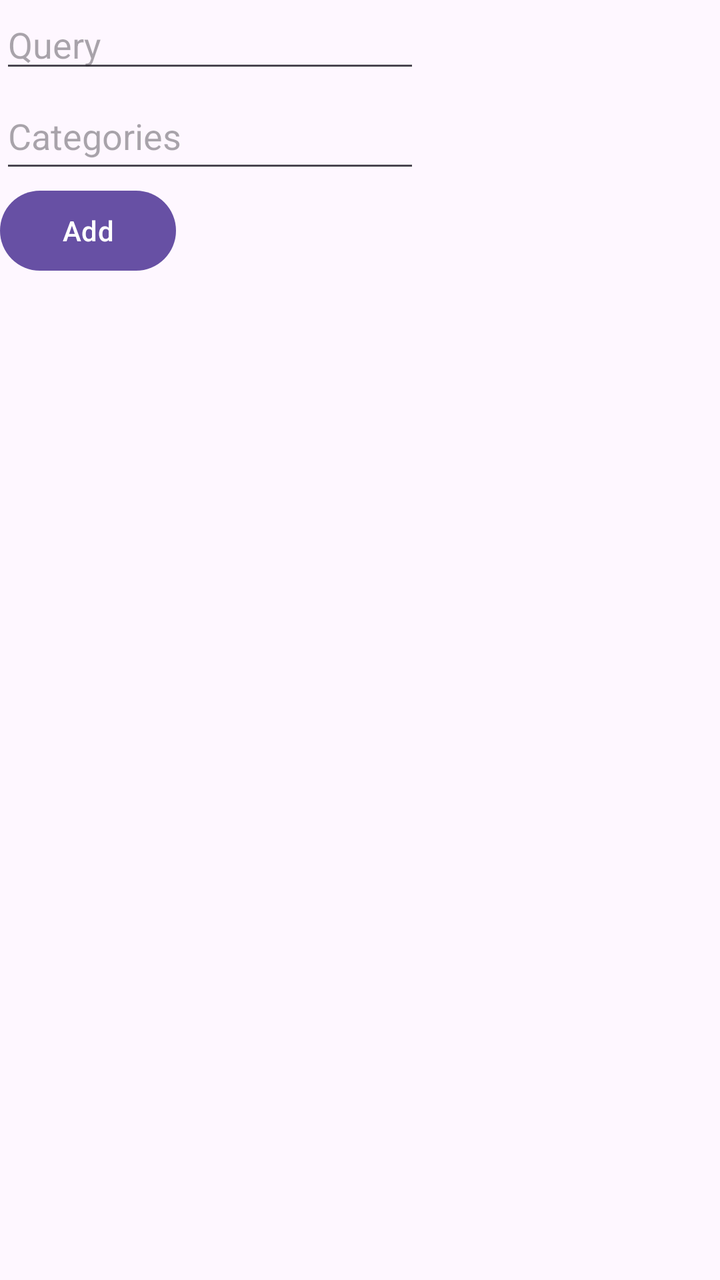
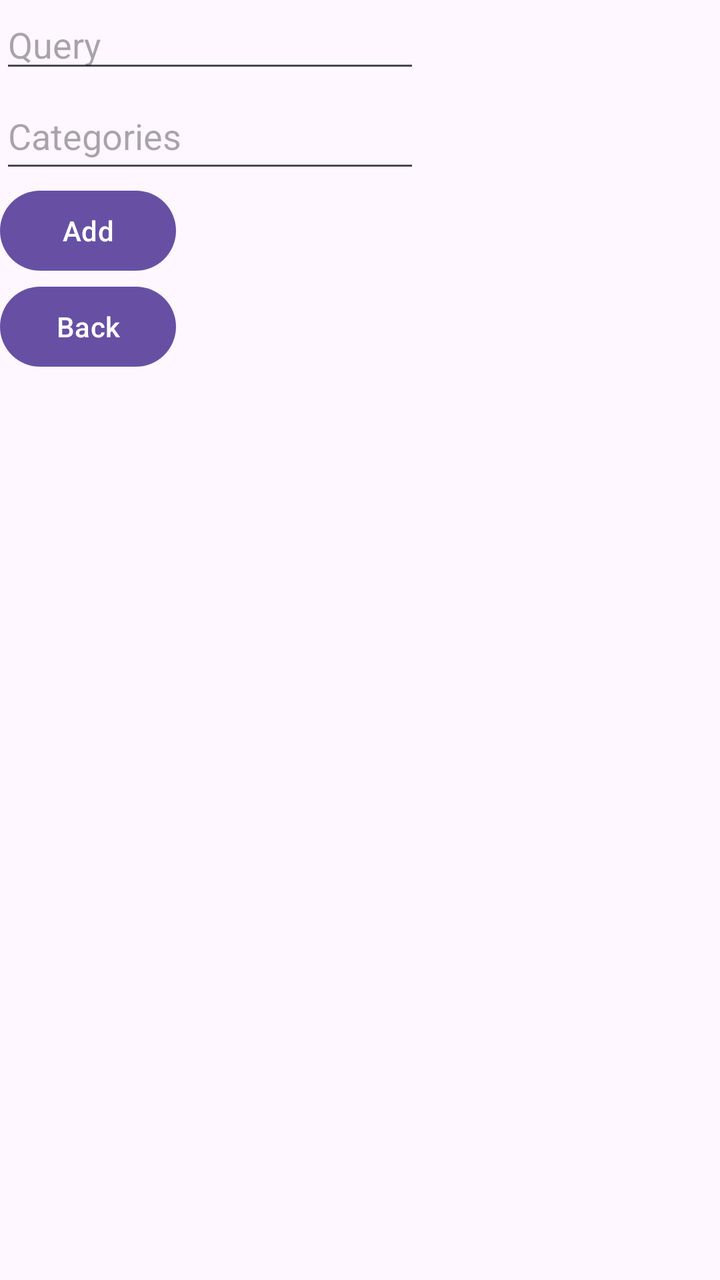

The first picture is an Android layout as it rendered before a commit; the second is the same layout after the commit. The layout source and the unified diff follow.
<!-- AndroidManifest.xml: application theme Theme._3130_grp8_app -->
<!-- res/layout/activity_add_preferred_product.xml -->
<?xml version="1.0" encoding="utf-8"?>
<androidx.constraintlayout.widget.ConstraintLayout xmlns:android="http://schemas.android.com/apk/res/android"
    xmlns:app="http://schemas.android.com/apk/res-auto"
    android:id="@+id/addPreferredProductMain"
    android:layout_width="match_parent"
    android:layout_height="match_parent">

    <EditText
        android:id="@+id/addPreferredProductQueryEditText"
        android:layout_width="wrap_content"
        android:layout_height="wrap_content"
        android:ems="10"
        android:hint="Query"
        android:inputType="text"
        app:layout_constraintStart_toStartOf="parent"
        app:layout_constraintTop_toTopOf="parent" />

    <EditText
        android:id="@+id/addPreferredProductCategoriesEditText"
        android:layout_width="wrap_content"
        android:layout_height="50dp"
        android:ems="10"
        android:hint="Categories"
        android:inputType="text"
        app:layout_constraintStart_toStartOf="parent"
        app:layout_constraintTop_toBottomOf="@id/addPreferredProductQueryEditText" />

    <Button
        android:id="@+id/addPreferredProductButton"
        android:layout_width="wrap_content"
        android:layout_height="wrap_content"
        android:text="Add"
        app:layout_constraintStart_toStartOf="parent"
        app:layout_constraintTop_toBottomOf="@id/addPreferredProductCategoriesEditText" />
</androidx.constraintlayout.widget.ConstraintLayout>
<!-- resources referenced by this layout -->
<resources>
  <style name="Theme._3130_grp8_app" parent="Base.Theme._3130_grp8_app" />
  <style name="Base.Theme._3130_grp8_app" parent="Theme.Material3.DayNight.NoActionBar">
          
          
      </style>
</resources>

<!-- the commit's change to res/layout/activity_add_preferred_product.xml (unified diff, before → after) -->
@@ -32,4 +32,12 @@
         android:text="Add"
         app:layout_constraintStart_toStartOf="parent"
         app:layout_constraintTop_toBottomOf="@id/addPreferredProductCategoriesEditText" />
+
+    <Button
+        android:id="@+id/addPreferredProductBackButton"
+        android:layout_width="wrap_content"
+        android:layout_height="wrap_content"
+        app:layout_constraintTop_toBottomOf="@id/addPreferredProductButton"
+        app:layout_constraintStart_toStartOf="parent"
+        android:text="Back" />
 </androidx.constraintlayout.widget.ConstraintLayout>
